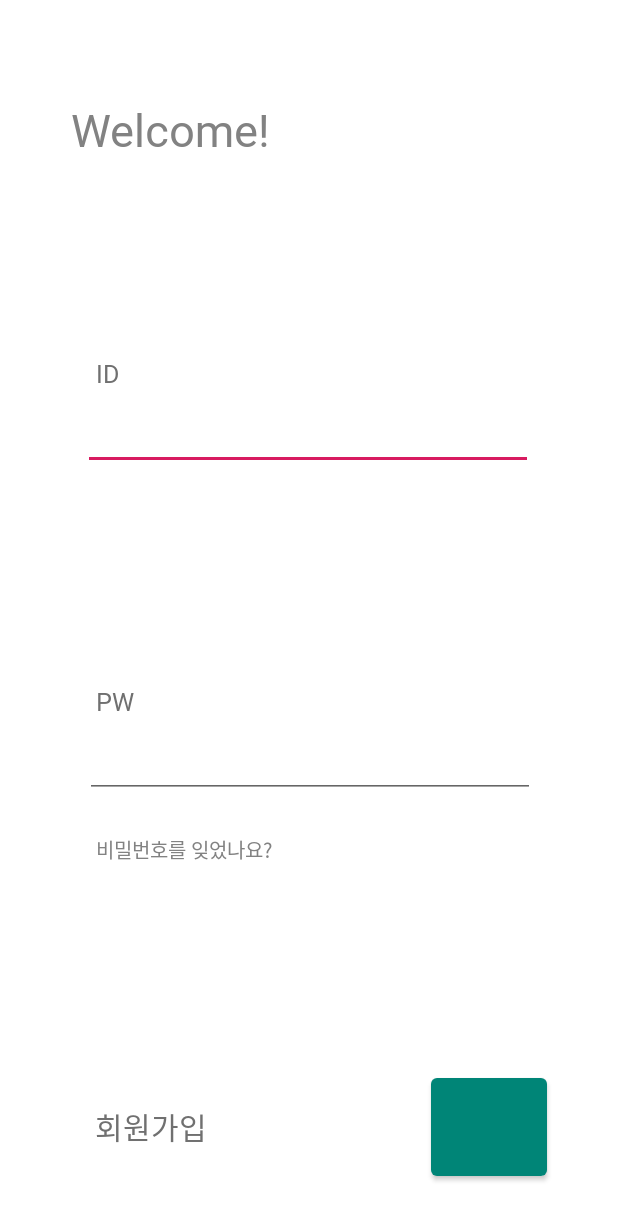
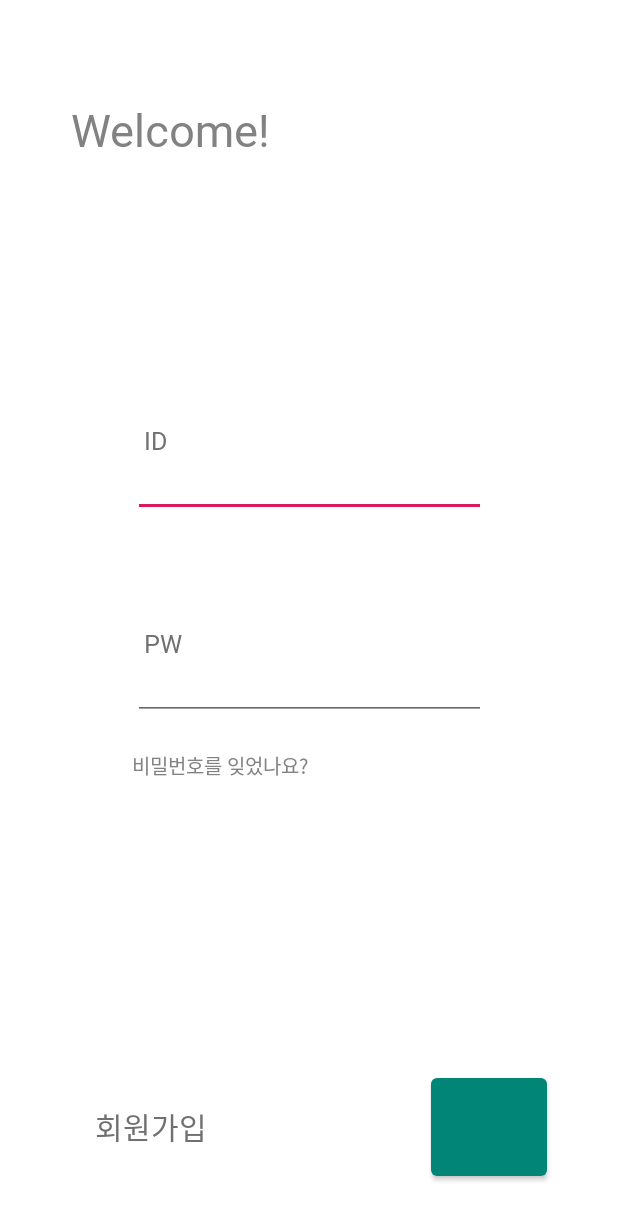
Before and after one commit to dounobts/SunrinThonClient, an Android app: the screen it shows after launch (LoginActivity), on a phone screen of 412 x 824 dp. Shown: the top 1220 px of the screen. Run offline under Robolectric (Android 15) with nearby library versions, the phone set to English and light mode, and no system bars.

Commit message:
add login layout

```diff
--- a/app/src/main/java/com/example/sunrinthonclient/Fragments/LoginFragment.java
+++ b/app/src/main/java/com/example/sunrinthonclient/Fragments/LoginFragment.java
@@ -1,22 +1,38 @@
 package com.example.sunrinthonclient.Fragments;
 
 import android.os.Bundle;
+import android.util.Log;
 import android.view.LayoutInflater;
 import android.view.View;
 import android.view.ViewGroup;
+import android.widget.Button;
+import android.widget.TextView;
 
 import com.example.sunrinthonclient.R;
 
 import androidx.fragment.app.Fragment;
 
-public class LoginFragment extends Fragment {
+public class LoginFragment extends Fragment implements View.OnClickListener {
     View view;
+
+    TextView register;
 
     @Override
     public View onCreateView(LayoutInflater inflater, ViewGroup container,
                              Bundle savedInstanceState) {
         view = inflater.inflate(R.layout.fragment_login, container, false);
 
+        register = view.findViewById(R.id.button_register);
+
+        register.setOnClickListener(this);
+
         return view;
     }
+
+    @Override
+    public void onClick(View view) {
+        if (view.equals(register)) {
+
+        }
+    }
 }
--- a/app/src/main/res/layout/fragment_login.xml
+++ b/app/src/main/res/layout/fragment_login.xml
@@ -13,68 +13,63 @@
         android:layout_marginTop="66dp"
         android:fontFamily="@font/spoqa_han_sans_bold"
         android:lineSpacingExtra="14.3sp"
+        android:text="Welcome!"
         android:textColor="#828282"
         android:textSize="30sp"
         app:layout_constraintStart_toStartOf="parent"
-        app:layout_constraintTop_toTopOf="parent"
-        android:text="Welcome!" />
+        app:layout_constraintTop_toTopOf="parent" />
 
     <TextView
         android:layout_width="wrap_content"
         android:layout_height="wrap_content"
-        android:layout_marginStart="64dp"
-        android:layout_marginBottom="8dp"
+        android:layout_marginStart="96dp"
+        android:layout_marginBottom="-5dp"
+        android:fontFamily="@font/spoqa_han_sans_regular"
         android:lineSpacingExtra="8sp"
+        android:text="ID"
         android:textColor="#707070"
         android:textSize="16.7sp"
-        android:fontFamily="@font/spoqa_han_sans_regular"
         app:layout_constraintBottom_toTopOf="@+id/input_id"
-        app:layout_constraintStart_toStartOf="parent"
-        android:text="ID" />
+        app:layout_constraintStart_toStartOf="parent" />
 
     <TextView
-        android:id="@+id/textView"
         android:layout_width="wrap_content"
         android:layout_height="wrap_content"
-        android:layout_marginStart="64dp"
+        android:layout_marginStart="96dp"
+        android:layout_marginBottom="-5dp"
         android:fontFamily="@font/spoqa_han_sans_regular"
-        android:layout_marginBottom="8dp"
         android:lineSpacingExtra="8sp"
+        android:text="PW"
         android:textColor="#707070"
         android:textSize="16.7sp"
         app:layout_constraintBottom_toTopOf="@+id/input_password"
-        app:layout_constraintStart_toStartOf="parent"
-        android:text="PW" />
+        app:layout_constraintStart_toStartOf="parent" />
 
     <EditText
         android:id="@+id/input_id"
-        android:layout_width="300dp"
+        android:layout_width="235dp"
         android:layout_height="wrap_content"
         android:layout_marginStart="8dp"
-        android:layout_marginTop="268dp"
+        android:layout_marginEnd="8dp"
+        android:layout_marginBottom="10dp"
+        android:inputType="text"
+        android:maxLines="1"
+        app:layout_constraintBottom_toBottomOf="@id/guideline4"
+        app:layout_constraintEnd_toEndOf="parent"
+        app:layout_constraintStart_toStartOf="parent" />
+
+    <EditText
+        android:id="@+id/input_password"
+        android:layout_width="235dp"
+        android:layout_height="wrap_content"
+        android:layout_marginStart="8dp"
+        android:layout_marginTop="80dp"
         android:layout_marginEnd="8dp"
         android:inputType="text"
         android:maxLines="1"
         app:layout_constraintEnd_toEndOf="parent"
-        app:layout_constraintHorizontal_bias="0.494"
         app:layout_constraintStart_toStartOf="parent"
-        app:layout_constraintTop_toTopOf="parent"
-        android:autofillHints=""/>
-
-    <EditText
-        android:id="@+id/input_password"
-        android:layout_width="300dp"
-        android:layout_height="wrap_content"
-        android:layout_marginStart="8dp"
-        android:layout_marginEnd="8dp"
-        android:layout_marginBottom="292dp"
-        android:inputType="text"
-        android:maxLines="1"
-        app:layout_constraintBottom_toBottomOf="parent"
-        app:layout_constraintEnd_toEndOf="parent"
-        app:layout_constraintHorizontal_bias="0.505"
-        app:layout_constraintStart_toStartOf="parent"
-        android:autofillHints=""/>
+        app:layout_constraintTop_toTopOf="@id/guideline4" />
 
     <Button
         android:id="@+id/button_login"
@@ -83,20 +78,20 @@
         android:layout_marginEnd="47dp"
         android:layout_marginBottom="34dp"
         app:layout_constraintBottom_toBottomOf="parent"
-        app:layout_constraintEnd_toEndOf="parent"/>
+        app:layout_constraintEnd_toEndOf="parent" />
 
     <TextView
         android:layout_width="wrap_content"
         android:layout_height="wrap_content"
-        android:layout_marginStart="64dp"
-        android:layout_marginTop="24dp"
+        android:layout_marginStart="88dp"
+        android:layout_marginTop="20dp"
+        android:fontFamily="@font/spoqa_han_sans_regular"
         android:lineSpacingExtra="6.3sp"
-        android:fontFamily="@font/spoqa_han_sans_regular"
+        android:text="비밀번호를 잊었나요?"
         android:textColor="#828282"
         android:textSize="13.3sp"
         app:layout_constraintStart_toStartOf="parent"
-        app:layout_constraintTop_toBottomOf="@+id/input_password"
-        android:text="비밀번호를 잊었나요?" />
+        app:layout_constraintTop_toBottomOf="@+id/input_password" />
 
     <TextView
         android:id="@+id/button_register"
@@ -104,11 +99,19 @@
         android:layout_height="wrap_content"
         android:layout_marginStart="63dp"
         android:layout_marginBottom="58dp"
+        android:fontFamily="@font/spoqa_han_sans_bold"
         android:lineSpacingExtra="9.7sp"
+        android:text="회원가입"
         android:textColor="#707070"
-        android:fontFamily="@font/spoqa_han_sans_bold"
         android:textSize="20sp"
         app:layout_constraintBottom_toBottomOf="parent"
-        app:layout_constraintStart_toStartOf="parent"
-        android:text="회원가입" />
+        app:layout_constraintStart_toStartOf="parent" />
+
+    <androidx.constraintlayout.widget.Guideline
+        android:id="@+id/guideline4"
+        android:layout_width="wrap_content"
+        android:layout_height="wrap_content"
+        android:orientation="horizontal"
+        app:layout_constraintGuide_begin="355dp" />
+
 </androidx.constraintlayout.widget.ConstraintLayout>
```
